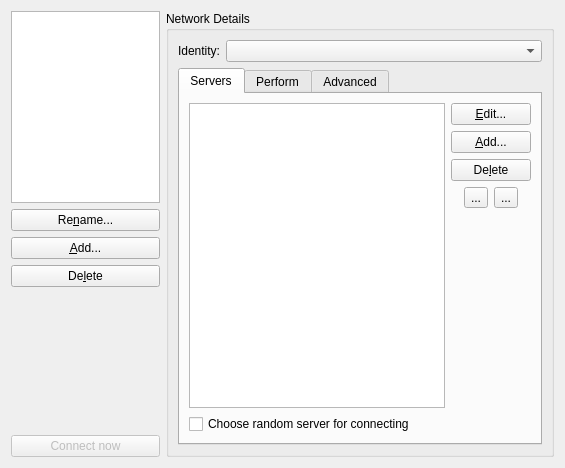
Before: the Qt Designer form src/qtui/settingspages/networkssettingspage.ui in quassel/quassel, drawn with Qt 5.
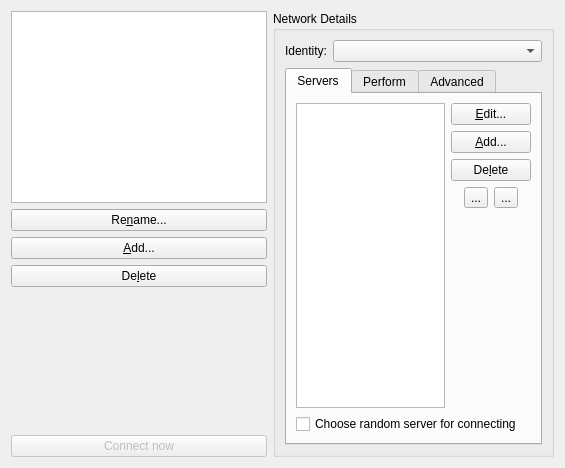
After: the same form once the commit is applied. Icons and pictures are not drawn.

Commit message: Fixing layout of the settingsdialog on Mac OS X again. Disabling Debug Console and removing Debug menu item as it isn't used currently.

```diff
--- a/src/qtui/settingspages/networkssettingspage.ui
+++ b/src/qtui/settingspages/networkssettingspage.ui
@@ -121,7 +121,7 @@
    <item>
     <widget class="QGroupBox" name="detailsBox" >
      <property name="sizePolicy" >
-      <sizepolicy vsizetype="Preferred" hsizetype="MinimumExpanding" >
+      <sizepolicy vsizetype="Preferred" hsizetype="Expanding" >
        <horstretch>10</horstretch>
        <verstretch>0</verstretch>
       </sizepolicy>
```
The commit also changes 2 other files.
